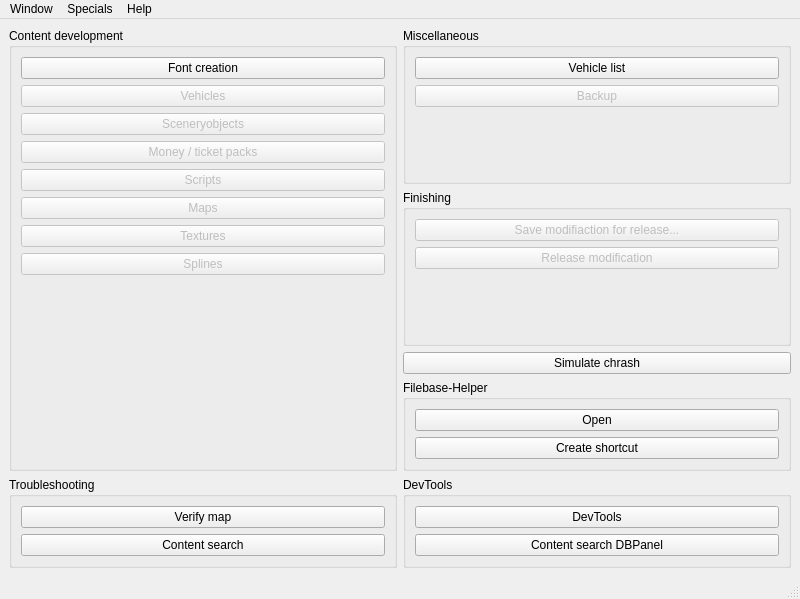
The window that wstart.ui (pietr26/OMSI-Tools) describes before a commit, drawn with Qt 5.
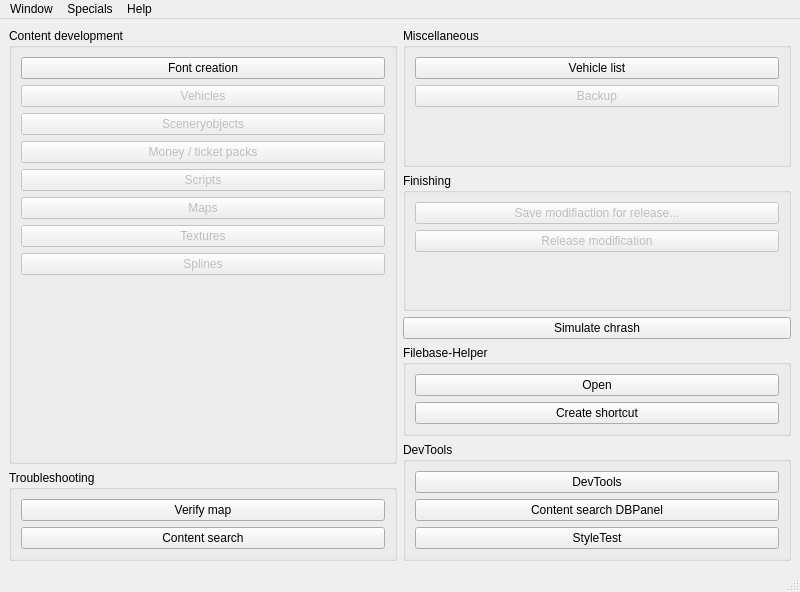
The same window after the commit. Icons and pictures are not drawn.

Commit message: StyleTest is now accessible

Patch:
```diff
--- a/wstart.ui
+++ b/wstart.ui
@@ -10,7 +10,7 @@
     <x>0</x>
     <y>0</y>
     <width>800</width>
-    <height>599</height>
+    <height>592</height>
    </rect>
   </property>
   <property name="sizePolicy">
@@ -445,6 +445,17 @@
              </property>
             </widget>
            </item>
+           <item>
+            <widget class="QPushButton" name="btnStyleTest">
+             <property name="text">
+              <string>StyleTest</string>
+             </property>
+             <property name="icon">
+              <iconset resource="ressources.qrc">
+               <normaloff>:/rec/data/icons/iconBroom.svg</normaloff>:/rec/data/icons/iconBroom.svg</iconset>
+             </property>
+            </widget>
+           </item>
           </layout>
          </widget>
         </item>
```
The commit also changes 5 other files.
